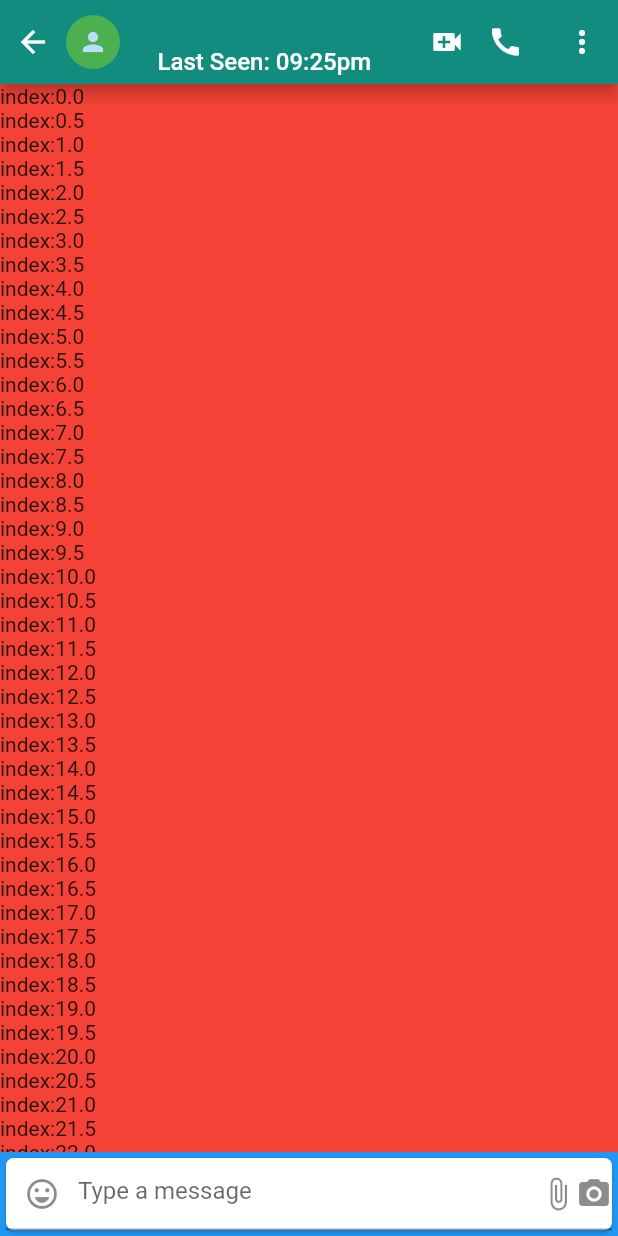
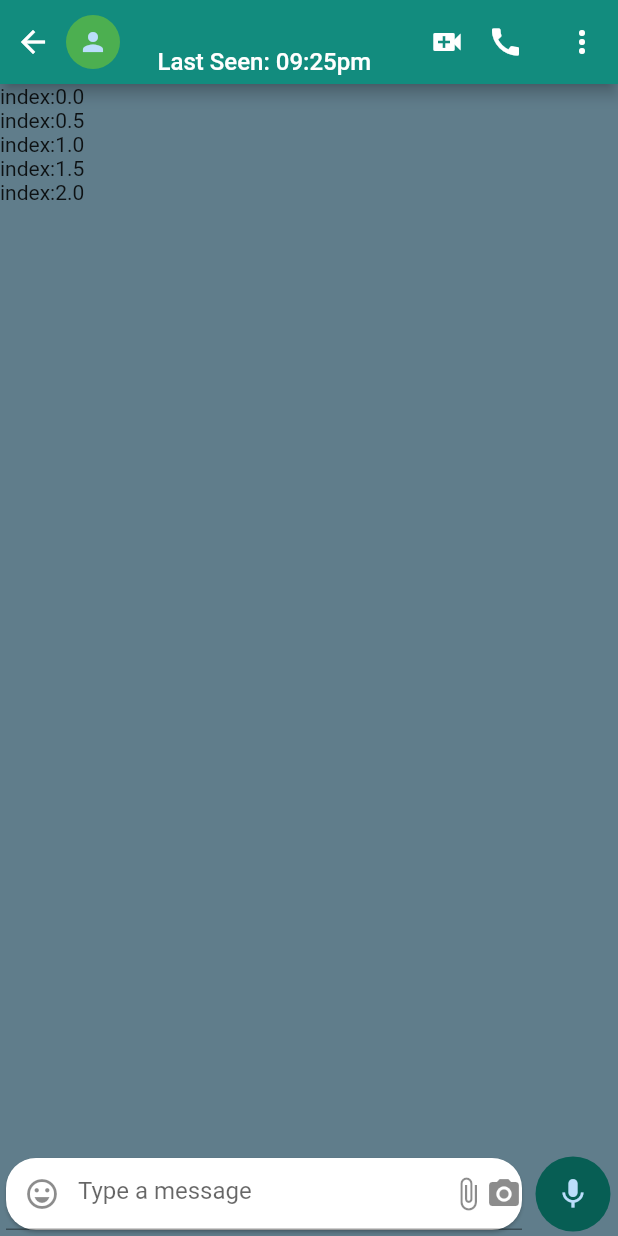
Before and after one commit to anusreepromod/whatsappclone, a Flutter app: the ChatDetailScreen screen opened directly with empty values, on a phone screen of 412 x 824 dp. Run offline on Flutter 3.47's test engine with Material 2 defaults, Android fonts, the phone set to English and light mode, and no system bars.

Commit message:
version3

```diff
--- a/lib/screen/chat_detail_screen.dart
+++ b/lib/screen/chat_detail_screen.dart
@@ -12,6 +12,22 @@ class ChatDetailScreen extends StatefulWidget {
 
 class _ChatDetailScreenState extends State<ChatDetailScreen> {
   bool showemoji = false;
+  FocusNode _focusNode = FocusNode();
+  @override
+  void initState() {
+    super.initState();
+    _focusNode.addListener(() {
+      if (_focusNode.hasFocus) {
+        print("if");
+        setState(() {
+          showemoji = false;
+        });
+      } else {
+        print("else");
+      }
+    });
+  }
+
   @override
   Widget build(BuildContext context) {
     return Scaffold(
@@ -74,9 +90,11 @@ class _ChatDetailScreenState extends State<ChatDetailScreen> {
             }),
           ]),
       body: Container(
-        color: Colors.red,
+        color: Colors.blueGrey,
         child: Stack(children: [
-          ListView.builder(itemBuilder: (context, index) {
+          ListView.builder(
+              itemCount: 5,
+              itemBuilder: (context, index) {
                 return Text("index:${index / 2}");
               }),
           Align(
@@ -84,15 +102,20 @@ class _ChatDetailScreenState extends State<ChatDetailScreen> {
               child: Column(
                 mainAxisAlignment: MainAxisAlignment.end,
                 children: [
+                  Row(
+                    children: [
                       Container(
+                        width: MediaQuery.of(context).size.width - 60,
                         child: Card(
                           child: TextField(
+                              focusNode: _focusNode,
                               keyboardType: TextInputType.text,
                               decoration: InputDecoration(
                                   hintText: "Type a message",
                                   prefixIcon: IconButton(
                                       onPressed: () {
                                         setState(() {
+                                          _focusNode.unfocus();
                                           showemoji = !showemoji;
                                         });
                                       },
@@ -107,10 +130,18 @@ class _ChatDetailScreenState extends State<ChatDetailScreen> {
                                     ],
                                   ))),
                           shape: RoundedRectangleBorder(
-                          borderRadius: BorderRadius.circular(5)),
+                              borderRadius: BorderRadius.circular(20)),
                         ),
-                    width: MediaQuery.of(context).size.width,
-                    color: Colors.blue,
+                      ),
+                      Padding(
+                        padding: const EdgeInsets.symmetric(horizontal: 5),
+                        child: CircleAvatar(
+                          backgroundColor: Color(0xFF075E54),
+                          radius: 25,
+                          child: Icon(Icons.mic),
+                        ),
+                      )
+                    ],
                   ),
                   showemoji ? selectEmoji() : Container(),
                 ],
@@ -121,8 +152,11 @@ class _ChatDetailScreenState extends State<ChatDetailScreen> {
   }
 
   Widget selectEmoji() {
-    return EmojiPicker(onEmojiSelected: (emoji, category) {
-      print(emoji.name);
+    return EmojiPicker(
+        // recommendedKeywords:['racing','horse'],
+        onEmojiSelected: (emoji, category) {
+      print(emoji.emoji);
+      print(category);
     });
   }
 }
```
Lines whose indentation alone changed are shown as unchanged.
